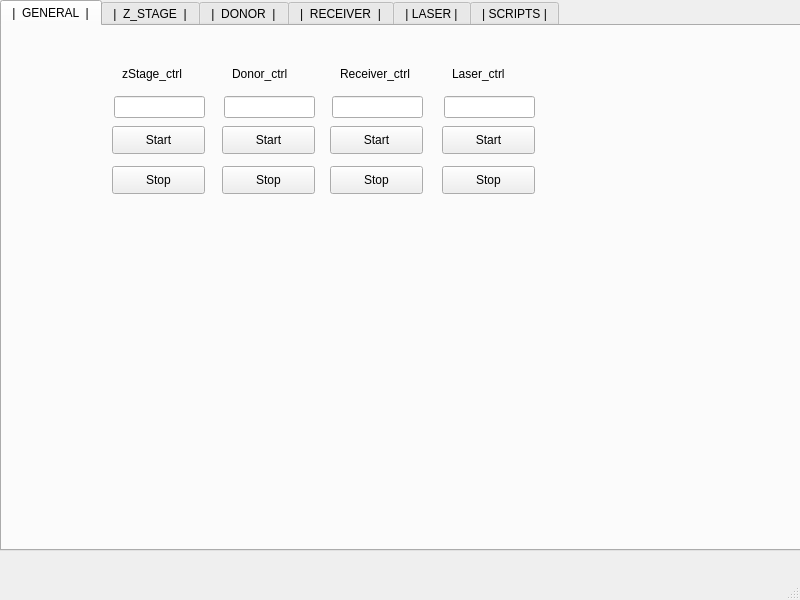
First picture: the form in Qt_interface/LIFT_GUI.ui, repository rp100057/UT_GUI, before the edit.
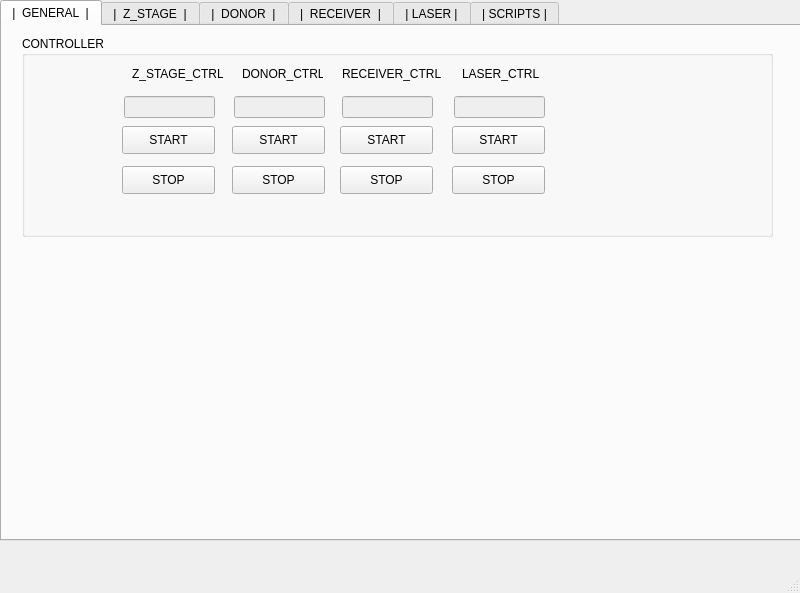
Second picture: the form after the edit. The open tabs and pages were chosen to show the change.

Patch:
```diff
--- a/Qt_interface/LIFT_GUI.ui
+++ b/Qt_interface/LIFT_GUI.ui
@@ -7,7 +7,7 @@
     <x>0</x>
     <y>0</y>
     <width>800</width>
-    <height>600</height>
+    <height>593</height>
    </rect>
   </property>
   <property name="windowTitle">
@@ -23,7 +23,7 @@
       <x>0</x>
       <y>0</y>
       <width>801</width>
-      <height>551</height>
+      <height>541</height>
      </rect>
     </property>
     <property name="currentIndex">
@@ -33,69 +33,168 @@
      <attribute name="title">
       <string>|  GENERAL  |</string>
      </attribute>
-     <widget class="QPushButton" name="pushButton_donor_ctrl_start">
+     <widget class="QGroupBox" name="groupBox">
       <property name="geometry">
        <rect>
-        <x>220</x>
-        <y>100</y>
-        <width>93</width>
-        <height>28</height>
+        <x>20</x>
+        <y>10</y>
+        <width>751</width>
+        <height>201</height>
        </rect>
       </property>
-      <property name="text">
-       <string>Start</string>
+      <property name="title">
+       <string>CONTROLLER</string>
       </property>
-     </widget>
-     <widget class="QPushButton" name="pushButton_donor_ctrl_stop">
+      <widget class="QPushButton" name="pushButton_laser_ctrl_stop">
       <property name="geometry">
        <rect>
-        <x>220</x>
-        <y>140</y>
+         <x>430</x>
+         <y>130</y>
         <width>93</width>
         <height>28</height>
        </rect>
       </property>
       <property name="text">
-       <string>Stop</string>
-      </property>
-     </widget>
-     <widget class="QLineEdit" name="lineEdit_donor_ctrl_status">
+        <string>STOP</string>
+       </property>
+      </widget>
+      <widget class="QLineEdit" name="lineEdit_zstage_ctrl_status">
       <property name="enabled">
-       <bool>true</bool>
+        <bool>false</bool>
       </property>
       <property name="geometry">
        <rect>
-        <x>222</x>
-        <y>70</y>
+         <x>102</x>
+         <y>60</y>
         <width>91</width>
         <height>22</height>
        </rect>
       </property>
+       <property name="frame">
+        <bool>true</bool>
+       </property>
       <property name="readOnly">
        <bool>true</bool>
       </property>
      </widget>
+      <widget class="QLabel" name="label_zstage_ctrl">
+       <property name="geometry">
+        <rect>
+         <x>110</x>
+         <y>30</y>
+         <width>91</width>
+         <height>16</height>
+        </rect>
+       </property>
+       <property name="text">
+        <string>Z_STAGE_CTRL</string>
+       </property>
+      </widget>
      <widget class="QLabel" name="label_donor_ctrl">
       <property name="geometry">
        <rect>
-        <x>230</x>
-        <y>40</y>
+         <x>220</x>
+         <y>30</y>
         <width>81</width>
         <height>16</height>
        </rect>
       </property>
       <property name="text">
-       <string>Donor_ctrl</string>
+        <string>DONOR_CTRL</string>
+       </property>
+      </widget>
+      <widget class="QLineEdit" name="lineEdit_donor_ctrl_status">
+       <property name="enabled">
+        <bool>false</bool>
+       </property>
+       <property name="geometry">
+        <rect>
+         <x>212</x>
+         <y>60</y>
+         <width>91</width>
+         <height>22</height>
+        </rect>
+       </property>
+       <property name="readOnly">
+        <bool>true</bool>
+       </property>
+      </widget>
+      <widget class="QPushButton" name="pushButton_donor_ctrl_start">
+       <property name="geometry">
+        <rect>
+         <x>210</x>
+         <y>90</y>
+         <width>93</width>
+         <height>28</height>
+        </rect>
+       </property>
+       <property name="text">
+        <string>START</string>
+       </property>
+      </widget>
+      <widget class="QLineEdit" name="lineEdit_laser_ctrl_status">
+       <property name="enabled">
+        <bool>false</bool>
+       </property>
+       <property name="geometry">
+        <rect>
+         <x>432</x>
+         <y>60</y>
+         <width>91</width>
+         <height>22</height>
+        </rect>
+       </property>
+       <property name="readOnly">
+        <bool>true</bool>
+       </property>
+      </widget>
+      <widget class="QPushButton" name="pushButton_laser_ctrl_start">
+       <property name="geometry">
+        <rect>
+         <x>430</x>
+         <y>90</y>
+         <width>93</width>
+         <height>28</height>
+        </rect>
+       </property>
+       <property name="text">
+        <string>START</string>
+       </property>
+      </widget>
+      <widget class="QPushButton" name="pushButton_receiver_ctrl_stop">
+       <property name="geometry">
+        <rect>
+         <x>318</x>
+         <y>130</y>
+         <width>93</width>
+         <height>28</height>
+        </rect>
+       </property>
+       <property name="text">
+        <string>STOP</string>
+       </property>
+      </widget>
+      <widget class="QPushButton" name="pushButton_zstage_ctrl_start">
+       <property name="geometry">
+        <rect>
+         <x>100</x>
+         <y>90</y>
+         <width>93</width>
+         <height>28</height>
+        </rect>
+       </property>
+       <property name="text">
+        <string>START</string>
       </property>
      </widget>
      <widget class="QLineEdit" name="lineEdit_receiver_ctrl_status">
       <property name="enabled">
-       <bool>true</bool>
+        <bool>false</bool>
       </property>
       <property name="geometry">
        <rect>
-        <x>330</x>
-        <y>70</y>
+         <x>320</x>
+         <y>60</y>
         <width>91</width>
         <height>22</height>
        </rect>
@@ -107,151 +206,68 @@
      <widget class="QLabel" name="label_reveiver_ctrl">
       <property name="geometry">
        <rect>
-        <x>338</x>
-        <y>40</y>
-        <width>81</width>
+         <x>320</x>
+         <y>30</y>
+         <width>101</width>
         <height>16</height>
        </rect>
       </property>
       <property name="text">
-       <string>Receiver_ctrl</string>
-      </property>
-     </widget>
-     <widget class="QPushButton" name="pushButton_receiver_ctrl_start">
-      <property name="geometry">
-       <rect>
-        <x>328</x>
-        <y>100</y>
-        <width>93</width>
-        <height>28</height>
-       </rect>
-      </property>
-      <property name="text">
-       <string>Start</string>
-      </property>
-     </widget>
-     <widget class="QPushButton" name="pushButton_receiver_ctrl_stop">
-      <property name="geometry">
-       <rect>
-        <x>328</x>
-        <y>140</y>
-        <width>93</width>
-        <height>28</height>
-       </rect>
-      </property>
-      <property name="text">
-       <string>Stop</string>
+        <string>RECEIVER_CTRL</string>
       </property>
      </widget>
      <widget class="QPushButton" name="pushButton_zstage_ctrl_stop">
       <property name="geometry">
        <rect>
-        <x>110</x>
-        <y>140</y>
+         <x>100</x>
+         <y>130</y>
         <width>93</width>
         <height>28</height>
        </rect>
       </property>
       <property name="text">
-       <string>Stop</string>
-      </property>
-     </widget>
-     <widget class="QLineEdit" name="lineEdit_zstage_ctrl_status">
-      <property name="enabled">
-       <bool>true</bool>
-      </property>
+        <string>STOP</string>
+       </property>
+      </widget>
+      <widget class="QPushButton" name="pushButton_donor_ctrl_stop">
       <property name="geometry">
        <rect>
-        <x>112</x>
-        <y>70</y>
-        <width>91</width>
-        <height>22</height>
-       </rect>
-      </property>
-      <property name="readOnly">
-       <bool>true</bool>
-      </property>
-     </widget>
-     <widget class="QLabel" name="label_zstage_ctrl">
-      <property name="geometry">
-       <rect>
-        <x>120</x>
-        <y>40</y>
-        <width>81</width>
-        <height>16</height>
-       </rect>
-      </property>
+         <x>210</x>
+         <y>130</y>
+         <width>93</width>
+         <height>28</height>
+        </rect>
+       </property>
       <property name="text">
-       <string>zStage_ctrl</string>
-      </property>
-     </widget>
-     <widget class="QPushButton" name="pushButton_zstage_ctrl_start">
+        <string>STOP</string>
+       </property>
+      </widget>
+      <widget class="QPushButton" name="pushButton_receiver_ctrl_start">
       <property name="geometry">
        <rect>
-        <x>110</x>
-        <y>100</y>
+         <x>318</x>
+         <y>90</y>
         <width>93</width>
         <height>28</height>
        </rect>
       </property>
       <property name="text">
-       <string>Start</string>
+        <string>START</string>
       </property>
      </widget>
      <widget class="QLabel" name="label_laser_ctrl">
       <property name="geometry">
        <rect>
-        <x>450</x>
-        <y>40</y>
+         <x>440</x>
+         <y>30</y>
         <width>81</width>
         <height>16</height>
        </rect>
       </property>
       <property name="text">
-       <string>Laser_ctrl</string>
-      </property>
-     </widget>
-     <widget class="QLineEdit" name="lineEdit_laser_ctrl_status">
-      <property name="enabled">
-       <bool>true</bool>
-      </property>
-      <property name="geometry">
-       <rect>
-        <x>442</x>
-        <y>70</y>
-        <width>91</width>
-        <height>22</height>
-       </rect>
-      </property>
-      <property name="readOnly">
-       <bool>true</bool>
-      </property>
-     </widget>
-     <widget class="QPushButton" name="pushButton_laser_ctrl_start">
-      <property name="geometry">
-       <rect>
-        <x>440</x>
-        <y>100</y>
-        <width>93</width>
-        <height>28</height>
-       </rect>
-      </property>
-      <property name="text">
-       <string>Start</string>
-      </property>
-     </widget>
-     <widget class="QPushButton" name="pushButton_laser_ctrl_stop">
-      <property name="geometry">
-       <rect>
-        <x>440</x>
-        <y>140</y>
-        <width>93</width>
-        <height>28</height>
-       </rect>
-      </property>
-      <property name="text">
-       <string>Stop</string>
-      </property>
+        <string>LASER_CTRL</string>
+       </property>
+      </widget>
      </widget>
     </widget>
     <widget class="QWidget" name="tab_z_stage">
```
Left out of the diff: 354 changed lines with no effect on the pictures. Lines whose indentation alone changed are shown as unchanged.
